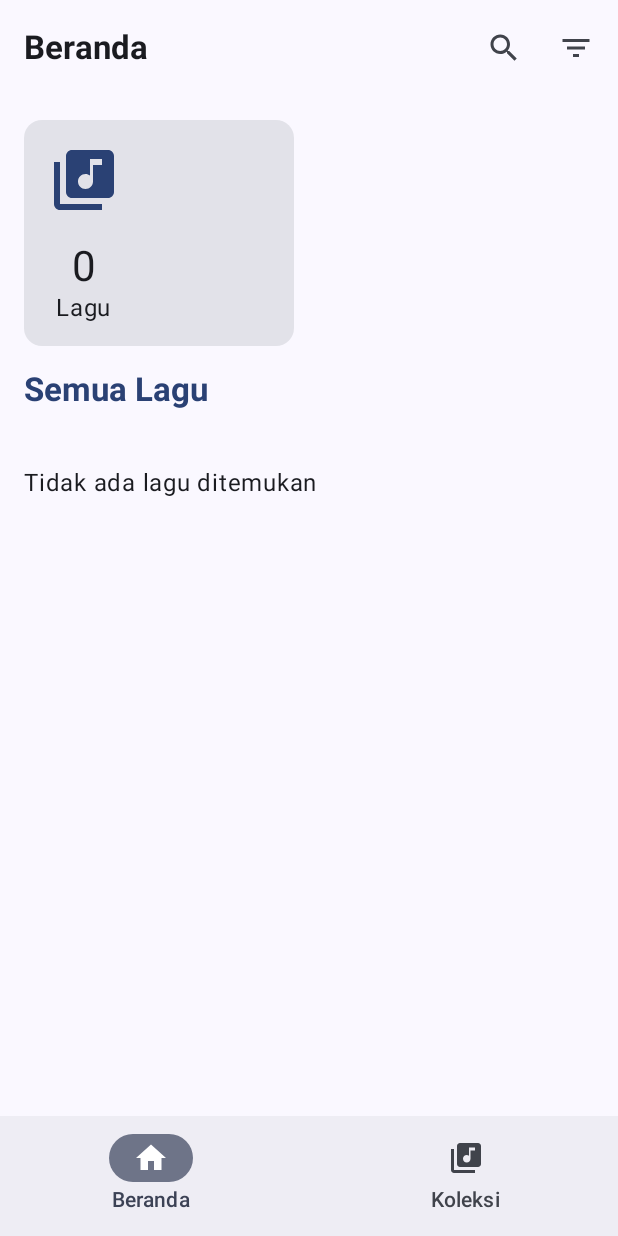
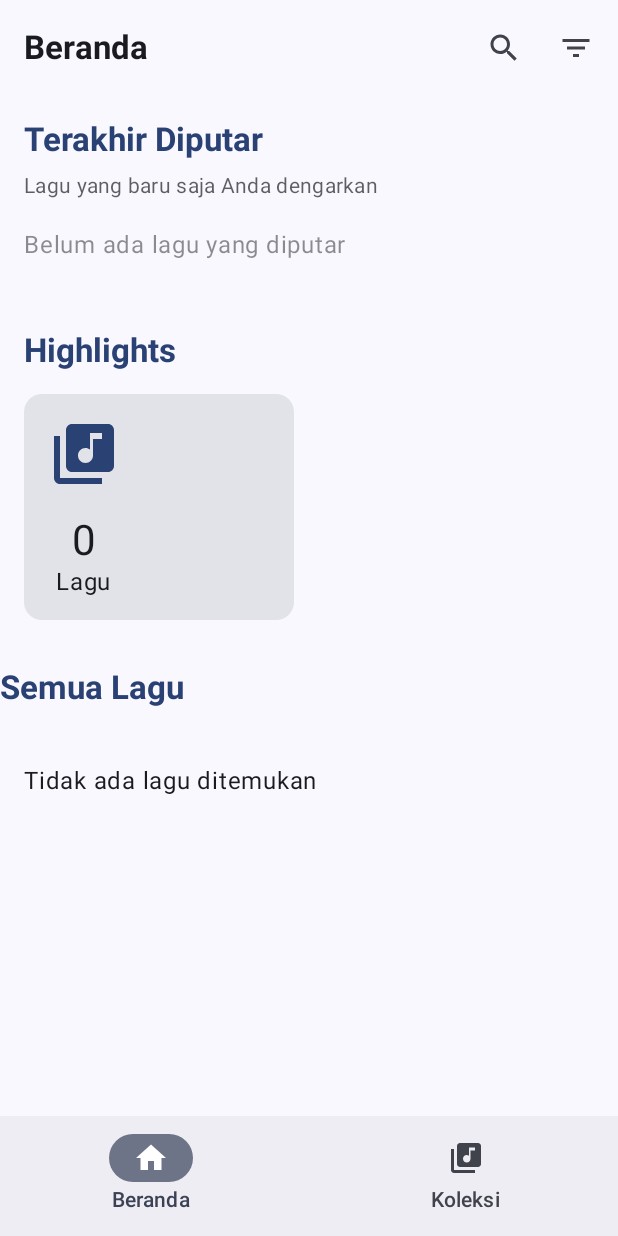
Before and after one commit to V7-Lippyy/Muplay-App, an Android app built with Jetpack Compose: the screen it shows after launch (MainActivity), on a phone screen of 412 x 824 dp. Run offline under Robolectric (Android 15) with nearby library versions, the phone set to English and light mode, and no system bars; our stand-ins replace Dagger/Hilt's generated code, Room's generated code; 2 statements that could not run were skipped.

Commit message:
fix feature

```diff
--- a/app/src/main/java/com/example/muplay/presentation/components/MusicCard.kt
+++ b/app/src/main/java/com/example/muplay/presentation/components/MusicCard.kt
@@ -128,7 +128,7 @@ fun CompactMusicCard(
 ) {
     Card(
         modifier = modifier
-            .width(200.dp)
+            .width(180.dp)
             .clickable(onClick = onClick),
         elevation = CardDefaults.cardElevation(defaultElevation = 4.dp)
     ) {
@@ -139,7 +139,7 @@ fun CompactMusicCard(
             Box(
                 modifier = Modifier
                     .fillMaxWidth()
-                    .height(160.dp)
+                    .height(180.dp)
                     .clip(MaterialTheme.shapes.medium)
             ) {
                 AsyncImage(
--- a/app/src/main/java/com/example/muplay/presentation/screens/home/HomeScreen.kt
+++ b/app/src/main/java/com/example/muplay/presentation/screens/home/HomeScreen.kt
@@ -32,14 +32,11 @@ import androidx.compose.runtime.mutableStateOf
 import androidx.compose.runtime.remember
 import androidx.compose.runtime.setValue
 import androidx.compose.ui.Modifier
-import androidx.compose.ui.res.stringResource
 import androidx.compose.ui.unit.dp
 import androidx.hilt.navigation.compose.hiltViewModel
-import com.example.muplay.R
-import com.example.muplay.data.model.Music
 import com.example.muplay.presentation.components.HighlightCard
 import com.example.muplay.presentation.components.MusicCard
-import com.example.muplay.presentation.components.RecentlyPlayedCard
+import com.example.muplay.presentation.components.RecentlyPlayedSection
 import com.example.muplay.presentation.components.SectionTitle
 import com.example.muplay.presentation.components.TotalSongsCard
 import com.example.muplay.presentation.screens.player.PlayerViewModel
@@ -190,33 +187,40 @@ fun HomeScreen(
             // Main content
             LazyColumn(
                 modifier = Modifier.fillMaxSize(),
-                contentPadding = PaddingValues(16.dp)
+                contentPadding = PaddingValues(bottom = 16.dp)
             ) {
-                // Highlight cards
-                item {
-                    LazyRow {
-                        // Only show highlight cards if we're not filtering or searching
-                        if (searchQuery.isEmpty() && selectedArtist == null && selectedGenre == null) {
-                            // Last played song
-                            if (recentlyPlayed.isNotEmpty()) {
-                                item {
-                                    val lastPlayedMusic = viewModel.getMusicFromHistory(recentlyPlayed.first())
-                                    RecentlyPlayedCard(
-                                        music = lastPlayedMusic,
-                                        onClick = {
-                                            try {
-                                                // Play music first, then navigate
-                                                playerViewModel.playMusic(lastPlayedMusic.id)
-                                                onMusicClick(lastPlayedMusic.id)
-                                            } catch (e: Exception) {
-                                                Log.e("HomeScreen", "Error playing recent music: ${e.message}", e)
-                                            }
-                                        }
-                                    )
-                                    Spacer(modifier = Modifier.padding(end = 16.dp))
+                // Only show recently played section if we're not filtering or searching
+                if (searchQuery.isEmpty() && selectedArtist == null && selectedGenre == null) {
+                    // Recently Played Section
+                    item {
+                        RecentlyPlayedSection(
+                            recentlyPlayed = recentlyPlayed,
+                            onMusicClick = { musicId ->
+                                try {
+                                    playerViewModel.playMusic(musicId)
+                                    onMusicClick(musicId)
+                                } catch (e: Exception) {
+                                    Log.e("HomeScreen", "Error playing music: ${e.message}", e)
                                 }
                             }
+                        )
 
+                        Spacer(modifier = Modifier.height(16.dp))
+                    }
+
+                    // Highlight cards
+                    item {
+                        Text(
+                            text = "Highlights",
+                            style = MaterialTheme.typography.titleLarge,
+                            color = MaterialTheme.colorScheme.primary,
+                            modifier = Modifier.padding(horizontal = 16.dp, vertical = 8.dp)
+                        )
+
+                        LazyRow(
+                            contentPadding = PaddingValues(horizontal = 16.dp),
+                            modifier = Modifier.padding(vertical = 8.dp)
+                        ) {
                             // Total songs card
                             item {
                                 TotalSongsCard(songCount = allSongs.size)
@@ -233,7 +237,6 @@ fun HomeScreen(
                                         music = mostPlayedMusic,
                                         onClick = {
                                             try {
-                                                // Play music first, then navigate
                                                 playerViewModel.playMusic(mostPlayedMusic.id)
                                                 onMusicClick(mostPlayedMusic.id)
                                             } catch (e: Exception) {
@@ -244,9 +247,9 @@ fun HomeScreen(
                                 }
                             }
                         }
+
+                        Spacer(modifier = Modifier.height(24.dp))
                     }
-
-                    Spacer(modifier = Modifier.height(16.dp))
                 }
 
                 // Section title for all songs
@@ -274,9 +277,9 @@ fun HomeScreen(
                             } catch (e: Exception) {
                                 Log.e("HomeScreen", "Error playing music from list: ${e.message}", e)
                             }
-                        }
+                        },
+                        modifier = Modifier.padding(horizontal = 16.dp, vertical = 4.dp)
                     )
-                    Spacer(modifier = Modifier.height(8.dp))
                 }
 
                 // Show empty state if no songs
@@ -287,7 +290,7 @@ fun HomeScreen(
                             style = MaterialTheme.typography.bodyLarge,
                             modifier = Modifier
                                 .fillMaxWidth()
-                                .padding(vertical = 32.dp)
+                                .padding(vertical = 32.dp, horizontal = 16.dp)
                         )
                     }
                 }
--- a/app/src/main/java/com/example/muplay/service/MusicPlayerService.kt
+++ b/app/src/main/java/com/example/muplay/service/MusicPlayerService.kt
@@ -402,9 +402,10 @@ class MusicPlayerService : Service() {
                     lastPlayedMusicId = musicId
                     lastPlayedTimestamp = currentTime
 
-                    // Add to history (limited to MAX_HISTORY_ENTRIES)
+                    // IMPORTANT: Immediately add to history (don't delay)
                     serviceScope.launch {
                         try {
+                            // Make sure this runs even if app is closing
                             historyRepository.addToHistory(musicId)
                             Log.d(TAG, "Added to history: $musicId")
                         } catch (e: Exception) {
```
Also changed, not shown: app/src/main/java/com/example/muplay/data/repository/HistoryRepository.kt (+12 -5 lines), app/src/main/java/com/example/muplay/presentation/components/RecentlyPlayedSection.kt (+6 -21 lines).
